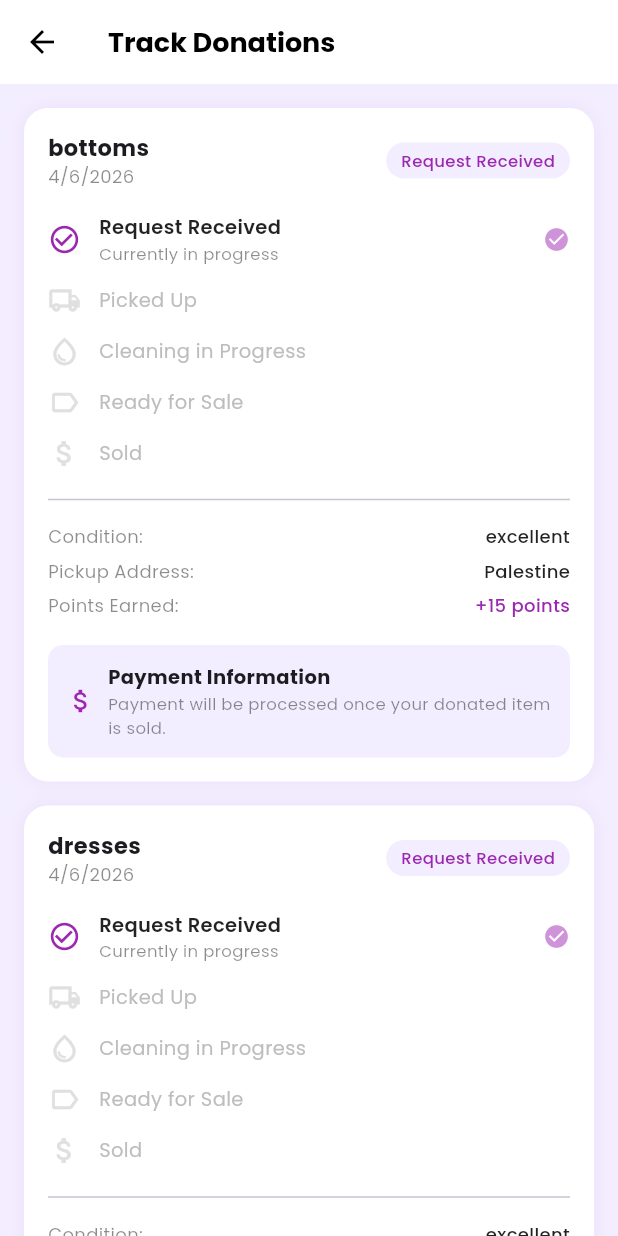
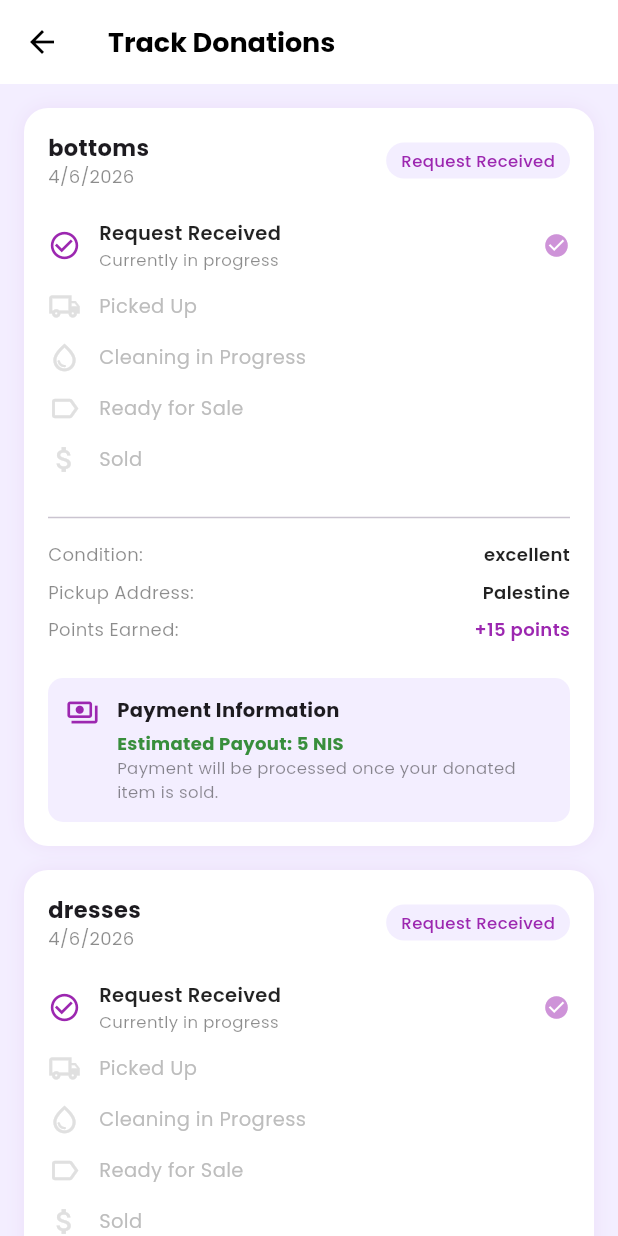
Before and after one commit to Nadeen218/ReCloth, a Flutter app: the TrackDonationsScreen screen opened directly, on a phone screen of 412 x 824 dp. Run offline on Flutter 3.47's test engine with Material 3 defaults, Android fonts, the phone set to English and light mode, and no system bars; our stand-ins replace google_fonts.

Commit message:
Update on Track Donation Screen

```diff
--- a/lib/screens/donate/track_donations_screen.dart
+++ b/lib/screens/donate/track_donations_screen.dart
@@ -4,6 +4,7 @@ import 'package:google_fonts/google_fonts.dart';
 class TrackDonationsScreen extends StatelessWidget {
   const TrackDonationsScreen({super.key});
 
+  // Added expectedPayment and isFullDonation to reflect your new donation logic
   final List<Map<String, dynamic>> _donations = const [
     {
       'category': 'bottoms',
@@ -12,6 +13,8 @@ class TrackDonationsScreen extends StatelessWidget {
       'condition': 'excellent',
       'address': 'Palestine',
       'points': '+15 points',
+      'expectedPayment': '5 NIS', // Dynamic price based on category
+      'isFullDonation': false,   // To decide if we show the payment box
     },
     {
       'category': 'dresses',
@@ -19,16 +22,18 @@ class TrackDonationsScreen extends StatelessWidget {
       'status': 'Request Received',
       'condition': 'excellent',
       'address': 'Palestine',
-      'points': '+15 points',
+      'points': '+25 points',
+      'expectedPayment': null,    // No payment for full donation
+      'isFullDonation': true,
     },
   ];
 
   final List<Map<String, dynamic>> _steps = const [
     {'icon': Icons.check_circle_outline, 'label': 'Request Received', 'desc': 'Currently in progress'},
-    {'icon': Icons.local_shipping_outlined, 'label': 'Picked Up', 'desc': ''},
-    {'icon': Icons.water_drop_outlined, 'label': 'Cleaning in Progress', 'desc': ''},
-    {'icon': Icons.label_outline, 'label': 'Ready for Sale', 'desc': ''},
-    {'icon': Icons.attach_money, 'label': 'Sold', 'desc': ''},
+    {'icon': Icons.local_shipping_outlined, 'label': 'Picked Up', 'desc': 'Driver is on the way'},
+    {'icon': Icons.water_drop_outlined, 'label': 'Cleaning in Progress', 'desc': 'At our facility'},
+    {'icon': Icons.label_outline, 'label': 'Ready for Sale', 'desc': 'Listed on marketplace'},
+    {'icon': Icons.attach_money, 'label': 'Sold', 'desc': 'Completed'},
   ];
 
   @override
@@ -61,7 +66,7 @@ class TrackDonationsScreen extends StatelessWidget {
             child: Column(
               crossAxisAlignment: CrossAxisAlignment.start,
               children: [
-                // Header
+                // Header section
                 Row(
                   mainAxisAlignment: MainAxisAlignment.spaceBetween,
                   children: [
@@ -85,9 +90,9 @@ class TrackDonationsScreen extends StatelessWidget {
                     ),
                   ],
                 ),
-                const SizedBox(height: 16),
+                const SizedBox(height: 20),
 
-                // Steps
+                // Tracking Steps logic
                 ..._steps.map((step) {
                   final isActive = step['label'] == donation['status'];
                   return Padding(
@@ -123,16 +128,18 @@ class TrackDonationsScreen extends StatelessWidget {
                   );
                 }),
 
-                const Divider(),
-                const SizedBox(height: 8),
+                const Divider(height: 32),
 
-                // Details
+                // Donation details summary
                 _detailRow('Condition:', donation['condition']),
                 _detailRow('Pickup Address:', donation['address']),
                 _detailRow('Points Earned:', donation['points'], valueColor: Colors.purple),
-                const SizedBox(height: 12),
 
-                // Payment Info
+                const SizedBox(height: 16),
+
+                // Conditional Payment Info Box
+                // Only shows if it's NOT a full donation and there is an expected payment
+                if (!donation['isFullDonation'] && donation['expectedPayment'] != null)
                   Container(
                     padding: const EdgeInsets.all(12),
                     decoration: BoxDecoration(
@@ -140,15 +147,20 @@ class TrackDonationsScreen extends StatelessWidget {
                       borderRadius: BorderRadius.circular(10),
                     ),
                     child: Row(
+                      crossAxisAlignment: CrossAxisAlignment.start,
                       children: [
-                      const Icon(Icons.attach_money, color: Colors.purple, size: 20),
-                      const SizedBox(width: 8),
+                        const Icon(Icons.payments_outlined, color: Colors.purple, size: 22),
+                        const SizedBox(width: 12),
                         Expanded(
                           child: Column(
                             crossAxisAlignment: CrossAxisAlignment.start,
                             children: [
                               Text('Payment Information',
                                   style: GoogleFonts.poppins(fontSize: 13, fontWeight: FontWeight.bold)),
+                              const SizedBox(height: 4),
+                              // Displaying the specific payout amount
+                              Text('Estimated Payout: ${donation['expectedPayment']}',
+                                  style: GoogleFonts.poppins(fontSize: 12, color: Colors.green[700], fontWeight: FontWeight.bold)),
                               Text('Payment will be processed once your donated item is sold.',
                                   style: GoogleFonts.poppins(fontSize: 11, color: Colors.black45)),
                             ],
@@ -167,12 +179,12 @@ class TrackDonationsScreen extends StatelessWidget {
 
   Widget _detailRow(String label, String value, {Color valueColor = Colors.black87}) {
     return Padding(
-      padding: const EdgeInsets.only(bottom: 6),
+      padding: const EdgeInsets.only(bottom: 8),
       child: Row(
         mainAxisAlignment: MainAxisAlignment.spaceBetween,
         children: [
           Text(label, style: GoogleFonts.poppins(fontSize: 12, color: Colors.black45)),
-          Text(value, style: GoogleFonts.poppins(fontSize: 12, color: valueColor, fontWeight: FontWeight.w500)),
+          Text(value, style: GoogleFonts.poppins(fontSize: 12, color: valueColor, fontWeight: FontWeight.w600)),
         ],
       ),
     );
```
Lines whose indentation alone changed are shown as unchanged.
